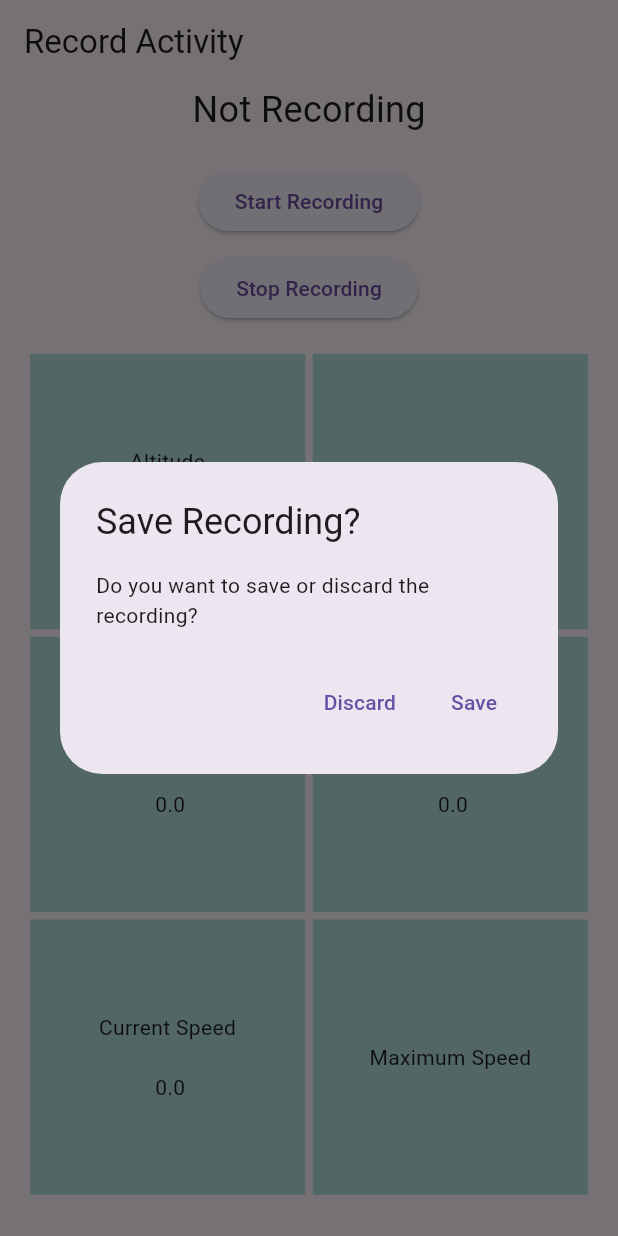
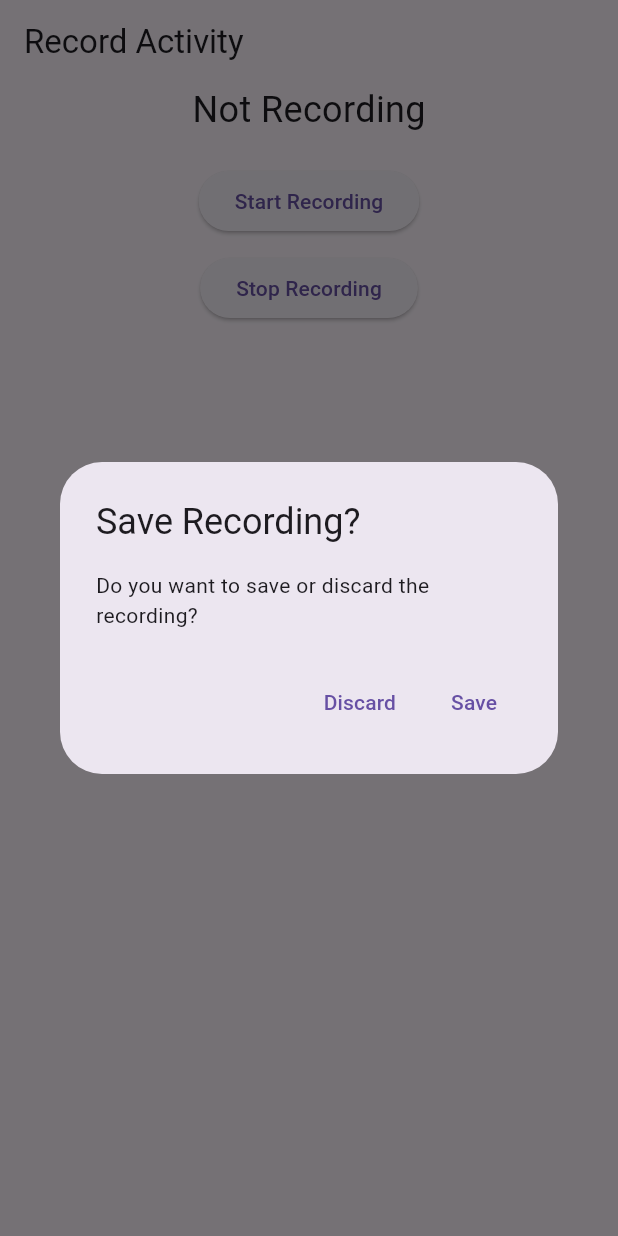
Before and after one commit to emarshall395/snow-gauge-app, a Flutter app: the screen it shows after launch, after a tap on "Stop Recording", on a phone screen of 412 x 824 dp. Run offline on Flutter 3.47's test engine with Material 3 defaults, Android fonts, the phone set to English and light mode, and no system bars; our stand-ins replace geolocator.

Commit message:
Commented out GridView for location data as it is causing errors with render size or height; added test file for record_activity_page; added test to look for app bar

```diff
--- a/lib/main.dart
+++ b/lib/main.dart
@@ -21,7 +21,7 @@ class MyApp extends StatelessWidget {
         primarySwatch: Colors.blue,
       ),
       // Redirect to LoginPage initially
-      home: RecordActivityPage(),
+      home: const RecordActivityPage(),
       // home: const LoginPage(),
       routes: {
         '/login': (context) => LoginPage(),
--- a/lib/record_activity_page.dart
+++ b/lib/record_activity_page.dart
@@ -26,7 +26,7 @@ class _RecordActivityPageState extends State<RecordActivityPage> {
   Widget build(BuildContext context) {
     return Scaffold(
       appBar: AppBar(
-        title: Text('Record Activity'),
+        title: const Text('Record Activity'),
       ),
       body: Center(
         child: Column(
@@ -35,9 +35,9 @@ class _RecordActivityPageState extends State<RecordActivityPage> {
             // Add our record activity  here
             Text(
               isRecording ? (isPaused ? 'Paused' : 'Recording...') : 'Not Recording',
-              style: TextStyle(fontSize: 24),
+              style: const TextStyle(fontSize: 24),
             ),
-            SizedBox(height: 20),
+            const SizedBox(height: 20),
             ElevatedButton(
               onPressed: () {
                 // Toggle recording status
@@ -56,7 +56,7 @@ class _RecordActivityPageState extends State<RecordActivityPage> {
                 isRecording ? (isPaused ? 'Resume' : 'Pause') : 'Start Recording',
               ),
             ),
-            SizedBox(height: 10),
+            const SizedBox(height: 10),
             ElevatedButton(
               onPressed: () {
                 // Stop recording
@@ -68,67 +68,67 @@ class _RecordActivityPageState extends State<RecordActivityPage> {
                 // Show save or discard prompt
                 _showSaveDiscardPrompt();
               },
-              child: Text('Stop Recording'),
+              child: const Text('Stop Recording'),
             ),
-            GridView.count(
-              primary: false,
-              crossAxisCount: 2,
-              crossAxisSpacing: 5,
-              mainAxisSpacing: 5,
-              scrollDirection: Axis.vertical,
-              shrinkWrap: true,
-              padding: const EdgeInsets.all(20),
-              children: <Widget>[
-                Container(
-                  alignment: Alignment.center,
-                  padding: const EdgeInsets.all(8),
-                  color: Colors.teal[100],
-                  child: Text(
-                    "Altitude \n\n ${currentPosition?.altitude ?? 0.0}",
-                    textAlign: TextAlign.center,
-                  ),
-                ),
-                Container(
-                  alignment: Alignment.center,
-                  padding: const EdgeInsets.all(8),
-                  color: Colors.teal[100],
-                  child: const Text("Number of Runs"),
-                ),
-                Container(
-                  alignment: Alignment.center,
-                  padding: const EdgeInsets.all(8),
-                  color: Colors.teal[100],
-                  child: Text(
-                    "Latitude \n\n ${currentPosition?.latitude ?? 0.0}",
-                    textAlign: TextAlign.center,
-                  ),
-                ),
-                Container(
-                  alignment: Alignment.center,
-                  padding: const EdgeInsets.all(8),
-                  color: Colors.teal[100],
-                  child: Text(
-                    "Longitude \n\n ${currentPosition?.longitude ?? 0.0}",
-                    textAlign: TextAlign.center,
-                  ),
-                ),
-                Container(
-                  alignment: Alignment.center,
-                  padding: const EdgeInsets.all(8),
-                  color: Colors.teal[100],
-                  child: Text(
-                    "Current Speed \n\n ${currentPosition?.speed ?? 0.0}",
-                    textAlign: TextAlign.center,
-                  ),
-                ),
-                Container(
-                  alignment: Alignment.center,
-                  padding: const EdgeInsets.all(8),
-                  color: Colors.teal[100],
-                  child: const Text("Maximum Speed"),
-                ),
-              ],
-            ),
+            // GridView.count(
+            //   primary: false,
+            //   crossAxisCount: 2,
+            //   crossAxisSpacing: 5,
+            //   mainAxisSpacing: 5,
+            //   scrollDirection: Axis.vertical,
+            //   shrinkWrap: true,
+            //   padding: const EdgeInsets.all(20),
+            //   children: <Widget>[
+            //     Container(
+            //       alignment: Alignment.center,
+            //       padding: const EdgeInsets.all(8),
+            //       color: Colors.teal[100],
+            //       child: Text(
+            //         "Altitude \n\n ${currentPosition?.altitude ?? 0.0}",
+            //         textAlign: TextAlign.center,
+            //       ),
+            //     ),
+            //     Container(
+            //       alignment: Alignment.center,
+            //       padding: const EdgeInsets.all(8),
+            //       color: Colors.teal[100],
+            //       child: const Text("Number of Runs"),
+            //     ),
+            //     Container(
+            //       alignment: Alignment.center,
+            //       padding: const EdgeInsets.all(8),
+            //       color: Colors.teal[100],
+            //       child: Text(
+            //         "Latitude \n\n ${currentPosition?.latitude ?? 0.0}",
+            //         textAlign: TextAlign.center,
+            //       ),
+            //     ),
+            //     Container(
+            //       alignment: Alignment.center,
+            //       padding: const EdgeInsets.all(8),
+            //       color: Colors.teal[100],
+            //       child: Text(
+            //         "Longitude \n\n ${currentPosition?.longitude ?? 0.0}",
+            //         textAlign: TextAlign.center,
+            //       ),
+            //     ),
+            //     Container(
+            //       alignment: Alignment.center,
+            //       padding: const EdgeInsets.all(8),
+            //       color: Colors.teal[100],
+            //       child: Text(
+            //         "Current Speed \n\n ${currentPosition?.speed ?? 0.0}",
+            //         textAlign: TextAlign.center,
+            //       ),
+            //     ),
+            //     Container(
+            //       alignment: Alignment.center,
+            //       padding: const EdgeInsets.all(8),
+            //       color: Colors.teal[100],
+            //       child: const Text("Maximum Speed"),
+            //     ),
+            //   ],
+            // ),
           ],
         ),
       ),
@@ -141,8 +141,8 @@ class _RecordActivityPageState extends State<RecordActivityPage> {
       context: context,
       builder: (BuildContext context) {
         return AlertDialog(
-          title: Text('Save Recording?'),
-          content: Text('Do you want to save or discard the recording?'),
+          title: const Text('Save Recording?'),
+          content: const Text('Do you want to save or discard the recording?'),
           actions: [
             TextButton(
               onPressed: () {
@@ -150,7 +150,7 @@ class _RecordActivityPageState extends State<RecordActivityPage> {
                 Navigator.pop(context);
                 _showConfirmation('Recording Discarded!');
               },
-              child: Text('Discard'),
+              child: const Text('Discard'),
             ),
             TextButton(
               onPressed: () {
@@ -159,7 +159,7 @@ class _RecordActivityPageState extends State<RecordActivityPage> {
                 _saveRecordingData();
                 _navigateToHistoryPage();
               },
-              child: Text('Save'),
+              child: const Text('Save'),
             ),
           ],
         );
@@ -208,7 +208,7 @@ class _RecordActivityPageState extends State<RecordActivityPage> {
       context: context,
       builder: (BuildContext context) {
         return AlertDialog(
-          title: Text('Confirmation'),
+          title: const Text('Confirmation'),
           content: Text(message),
           actions: [
             TextButton(
@@ -216,7 +216,7 @@ class _RecordActivityPageState extends State<RecordActivityPage> {
                 // Handling OK action and navigate to another page
                 Navigator.pop(context);
               },
-              child: Text('OK'),
+              child: const Text('OK'),
             ),
           ],
         );
```
Also changed, not shown: 2 other files.
